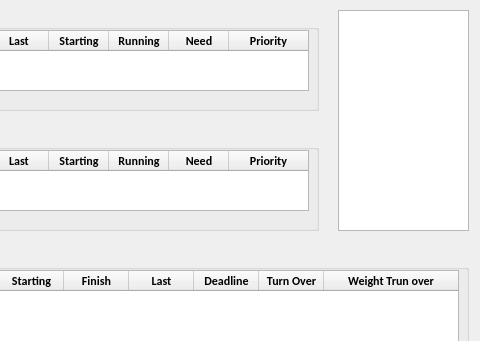
Old version of the form JobsSchedule/widget.ui in the repository maple2rain/JobSchedule; both pictures show x 892 to 1372 and y 0 to 341 of the 1372 by 563 pixel window.
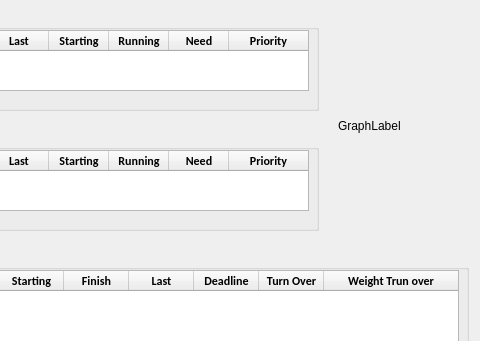
New version of the form. Icons and pictures are not drawn.

Diff of the .ui file:
```diff
--- a/JobsSchedule/widget.ui
+++ b/JobsSchedule/widget.ui
@@ -1137,15 +1137,18 @@
     </column>
    </widget>
   </widget>
-  <widget class="QGraphicsView" name="graphicsView">
+  <widget class="QLabel" name="graphLbl">
    <property name="geometry">
     <rect>
      <x>1230</x>
-     <y>10</y>
-     <width>131</width>
-     <height>221</height>
+     <y>20</y>
+     <width>121</width>
+     <height>211</height>
     </rect>
    </property>
+   <property name="text">
+    <string>GraphLabel</string>
+   </property>
   </widget>
  </widget>
  <layoutdefault spacing="6" margin="11"/>
```
